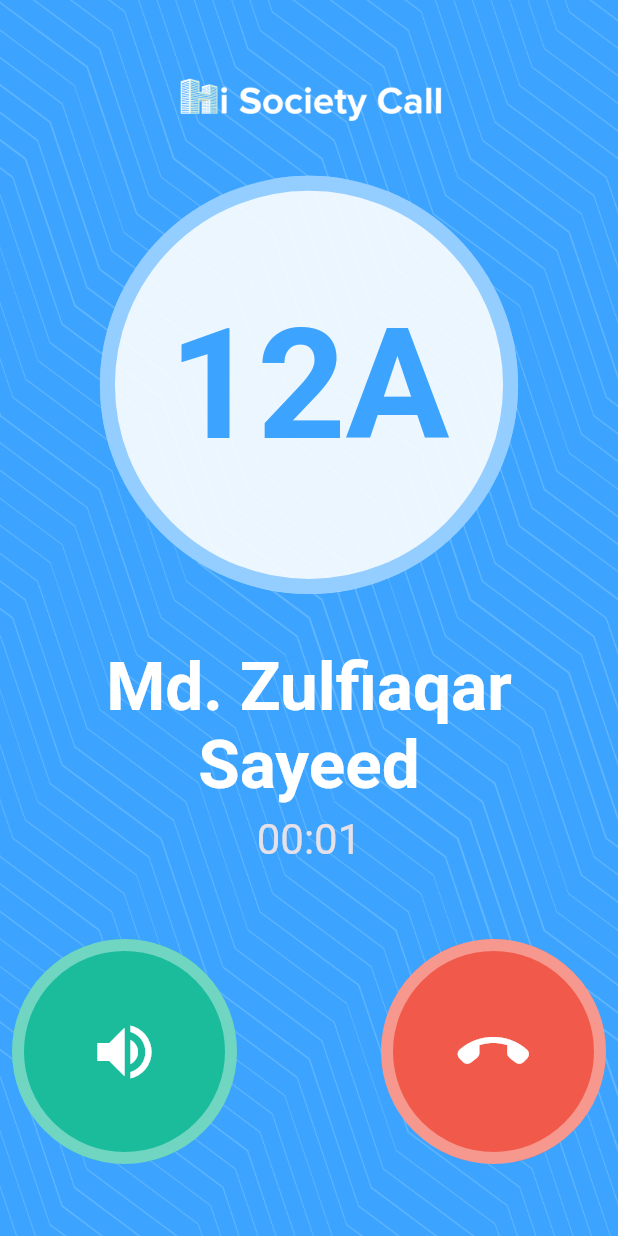
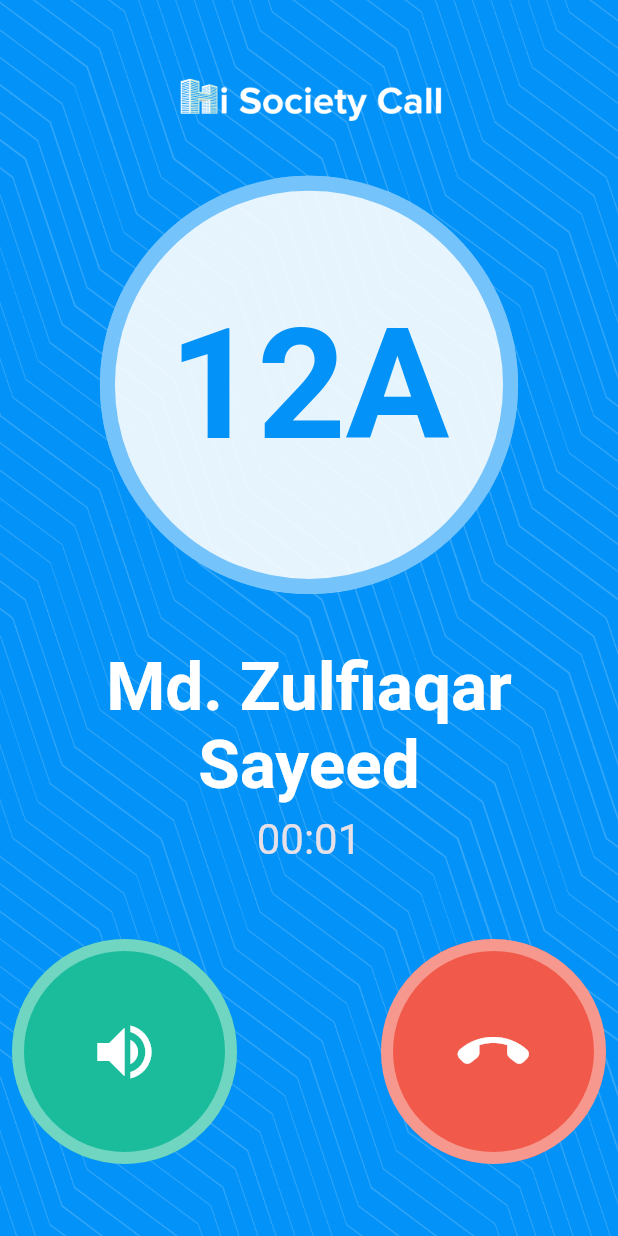
Before and after one commit to sadik5397/hi_society_device, a Flutter app: the Call screen opened directly, on a phone screen of 412 x 824 dp. Run offline on Flutter 3.47's test engine with Material 2 defaults, Android fonts, the phone set to English and light mode, and no system bars; our stand-ins replace cached_network_image, dropdown_button2, firebase_core, firebase_messaging, flutter_image_compress, flutter_phoenix and 4 more; missing offline and left inert: flutter_beep, qr_code_scanner; accounts and stored records are empty; network calls fail.

Commit message:
Added New Logo and Branding

```diff
--- a/lib/theme/colors.dart
+++ b/lib/theme/colors.dart
@@ -1,6 +1,6 @@
 import 'package:flutter/material.dart';
 
-Color primaryColor = const Color(0xFF3CA4FF);
+Color primaryColor = const Color(0xFF0392f7);
 Color primaryColorDark = const Color(0xFF2980B9);
 Color primaryBackgroundColor = const Color(0xFF3498DB);
 Color trueWhite = Colors.white;
```
Also changed, not shown: pubspec.yaml (+20 -1 lines), assets/icon/device_icon.png (added), assets/icon/icon.png, assets/icon/icon_only_padded.png (added), pubspec.lock, 12 other files.
